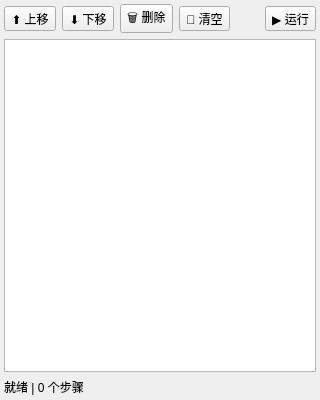
Shdjy/VisionStudioOpenCV, file src/ui/PipelineListWidget.ui: the form before one commit.
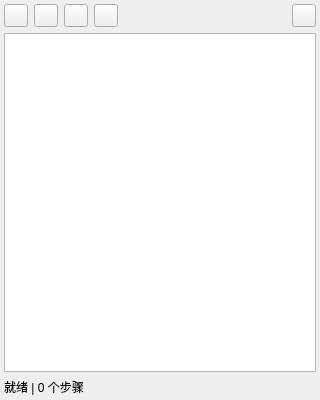
The form after the commit.

Commit message: feat(ui): 优化算子库分类图标、精简流水线操作按钮为紧凑图标栏并支持一键免安装打包

Patch:
```diff
--- a/src/ui/PipelineListWidget.ui
+++ b/src/ui/PipelineListWidget.ui
@@ -31,28 +31,40 @@
      <item>
       <widget class="QToolButton" name="btnMoveUp">
        <property name="text">
-        <string>⬆ 上移</string>
+         <string/>
+        </property>
+        <property name="toolButtonStyle">
+         <enum>Qt::ToolButtonIconOnly</enum>
        </property>
       </widget>
      </item>
      <item>
       <widget class="QToolButton" name="btnMoveDown">
        <property name="text">
-        <string>⬇ 下移</string>
+         <string/>
+        </property>
+        <property name="toolButtonStyle">
+         <enum>Qt::ToolButtonIconOnly</enum>
        </property>
       </widget>
      </item>
      <item>
       <widget class="QToolButton" name="btnRemove">
        <property name="text">
-        <string>🗑 删除</string>
+         <string/>
+        </property>
+        <property name="toolButtonStyle">
+         <enum>Qt::ToolButtonIconOnly</enum>
        </property>
       </widget>
      </item>
      <item>
       <widget class="QToolButton" name="btnClear">
        <property name="text">
-        <string>🧹 清空</string>
+         <string/>
+        </property>
+        <property name="toolButtonStyle">
+         <enum>Qt::ToolButtonIconOnly</enum>
        </property>
       </widget>
      </item>
@@ -72,7 +84,10 @@
      <item>
       <widget class="QToolButton" name="btnRun">
        <property name="text">
-        <string>▶ 运行</string>
+         <string/>
+        </property>
+        <property name="toolButtonStyle">
+         <enum>Qt::ToolButtonIconOnly</enum>
        </property>
       </widget>
      </item>
```
Left out of the diff: 15 changed lines with no effect on the pictures. Lines whose indentation alone changed are shown as unchanged. The commit also changes 6 other files.
